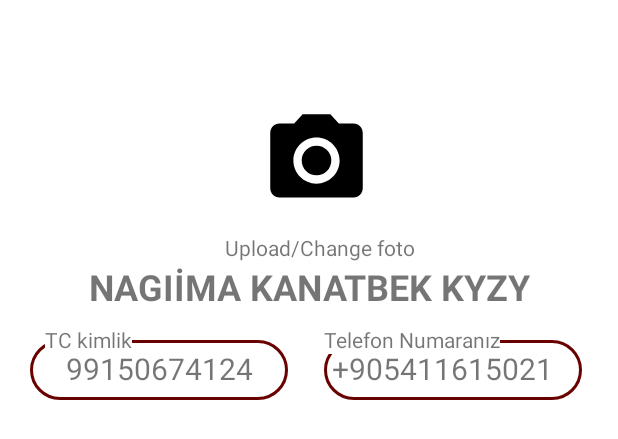
After one commit to HagarAH/VolunteeringApp, an Android app: the layout activity_userprofil.xml on its own in the app's theme, with its tools: preview values and no code run, on a phone screen of 412 x 824 dp. The commit adds this screen. Shown: the top 439 px of the screen. Run offline under Robolectric (Android 15) with nearby library versions, the phone set to English and light mode, and no system bars.

Commit message:
userprofil ui

```diff
--- a/app/src/main/AndroidManifest.xml
+++ b/app/src/main/AndroidManifest.xml
@@ -12,7 +12,7 @@
         android:theme="@style/Theme.Bizden"
         tools:targetApi="31" >
         <activity
-            android:name=".ui.kullaniciprofil"
+            android:name=".ui.userprofil"
             android:exported="false" />
         <activity
             android:name=".ui.UpdateProfile"
--- a/app/src/main/java/com/mobil/bizden/ui/kullaniciprofil.java
+++ b/app/src/main/java/com/mobil/bizden/ui/userprofil.java
@@ -1,4 +1,4 @@
 package com.mobil.bizden.ui;
 
-public class kullaniciprofil {
+public class userprofil {
 }
--- a/app/src/main/res/layout/activity_kullaniciprofil.xml
+++ /dev/null
@@ -1,50 +0,0 @@
-<?xml version="1.0" encoding="utf-8"?>
-<androidx.constraintlayout.widget.ConstraintLayout xmlns:android="http://schemas.android.com/apk/res/android"
-    xmlns:app="http://schemas.android.com/apk/res-auto"
-    xmlns:tools="http://schemas.android.com/tools"
-    android:layout_width="match_parent"
-    android:layout_height="match_parent"
-    tools:context=".ui.UpdateProfile$kullaniciprofil">
-
-    <LinearLayout
-        android:id="@+id/linearLayout"
-        android:layout_width="match_parent"
-        android:layout_height="match_parent"
-        android:orientation="horizontal">
-
-        <LinearLayout
-            android:layout_width="match_parent"
-            android:layout_height="match_parent"
-            android:orientation="vertical">
-
-            <ImageView
-                android:id="@+id/imageView2"
-                android:layout_width="90dp"
-                android:layout_height="15dp"
-                android:layout_marginTop="130dp"
-                android:layout_weight="10"
-                android:layout_marginLeft="150dp"
-
-
-                android:src="@drawable/ic_menu_camera" />
-            <TextView
-                android:id="@+id/textView"
-                android:layout_width="263dp"
-                android:layout_height="77dp"
-                android:layout_weight="10"
-
-                android:text="Upload/Change foto" />
-
-
-
-        </LinearLayout>
-    </LinearLayout>
-
-    <LinearLayout
-        android:layout_width="match_parent"
-        android:layout_height="match_parent"
-        android:orientation="horizontal">
-
-    </LinearLayout>
-
-</androidx.constraintlayout.widget.ConstraintLayout>
--- /dev/null
+++ b/app/src/main/res/layout/activity_userprofil.xml
@@ -0,0 +1,116 @@
+<?xml version="1.0" encoding="utf-8"?>
+<LinearLayout xmlns:android="http://schemas.android.com/apk/res/android"
+    xmlns:app="http://schemas.android.com/apk/res-auto"
+    android:layout_width="fill_parent"
+    android:layout_height="fill_parent"
+    android:orientation="vertical" >
+
+    <ImageView
+        android:id="@+id/imageView"
+        android:layout_width="122dp"
+        android:layout_height="74dp"
+        android:layout_marginLeft="150dp"
+        android:layout_marginTop="70dp"
+        android:layout_marginBottom="10dp"
+        android:src="@drawable/ic_menu_camera" />
+
+
+
+    <TextView android:id="@+id/text"
+        android:layout_width="wrap_content"
+        android:layout_height="wrap_content"
+        android:layout_marginLeft="150dp"
+        android:text="Upload/Change foto"
+        android:layout_marginTop="1dp"/>
+
+    <FrameLayout
+        android:layout_width="match_parent"
+        android:layout_height="42dp">
+
+        <View
+            android:id="@+id/view"
+            android:layout_width="match_parent"
+            android:layout_height="52dp"
+            android:layout_marginLeft="10dp"
+            android:layout_marginTop="10dp"
+            android:layout_marginRight="10dp" />
+
+        <TextView
+            android:id="@+id/textView"
+            android:layout_width="match_parent"
+            android:layout_height="wrap_content"
+            android:layout_marginLeft="20dp"
+            android:layout_marginRight="20dp"
+            android:gravity="center_horizontal"
+            android:text="NAGIİMA KANATBEK KYZY"
+            android:textSize="24sp"
+            android:textStyle="bold"
+
+            />
+
+    </FrameLayout>
+
+
+    <LinearLayout
+        android:layout_width="match_parent"
+        android:layout_height="match_parent"
+        android:orientation="horizontal">
+
+        <FrameLayout
+            android:layout_width="196dp"
+            android:layout_height="55dp">
+
+            <TextView
+                android:id="@+id/additionalTextView"
+                android:layout_width="172dp"
+                android:layout_height="40dp"
+                android:layout_marginLeft="20dp"
+                android:layout_marginTop="10dp"
+                android:layout_marginBottom="10dp"
+                android:background="@drawable/rounded_background"
+                android:gravity="center_horizontal"
+                android:padding="5dp"
+                android:text="99150674124"
+                android:textSize="20sp" />
+
+            <TextView
+                android:layout_width="wrap_content"
+                android:layout_height="wrap_content"
+                android:layout_marginLeft="30dp"
+                android:background="@color/white"
+                android:text="TC kimlik" />
+
+        </FrameLayout>
+
+        <FrameLayout
+            android:layout_width="196dp"
+            android:layout_height="67dp">
+            <TextView
+                android:id="@+id/textView4"
+                android:layout_width="172dp"
+                android:layout_height="40dp"
+                android:textSize="20sp"
+                android:padding="5dp"
+                android:background="@drawable/rounded_background"
+                android:text="+905411615021"
+                android:layout_marginTop="10dp"
+                android:layout_marginLeft="20dp"
+
+                />
+            <TextView
+                android:id="@+id/textView3"
+                android:layout_width="wrap_content"
+                android:layout_height="wrap_content"
+                android:text="Telefon Numaranız"
+                android:background="@color/white"
+                android:layout_marginLeft="20dp"
+                />
+
+
+        </FrameLayout>
+    </LinearLayout>
+
+
+    <!-- More GUI components go here  -->
+
+</LinearLayout>
```
